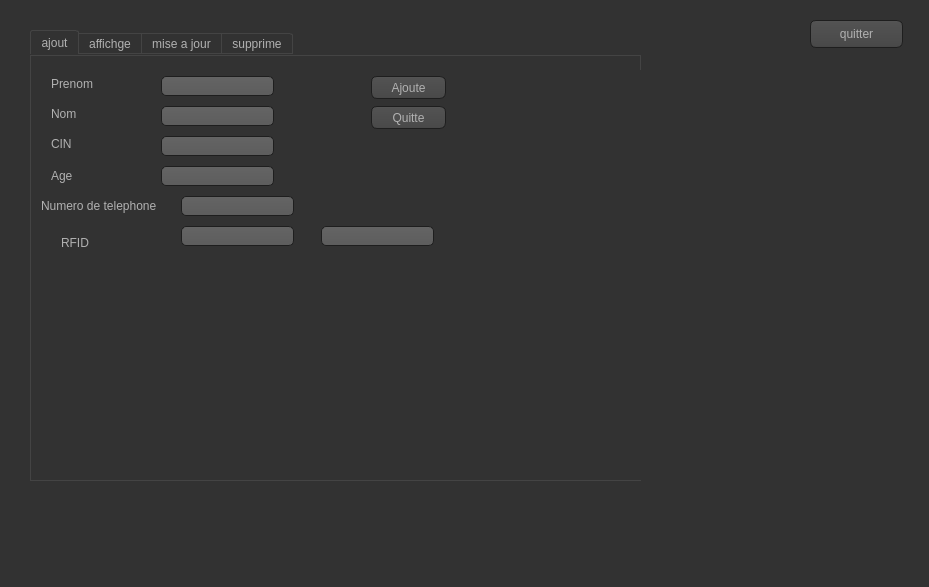
Qt form invite/Gestion_de_invite.ui (dina-boughanmi/projet-C-) before a commit.
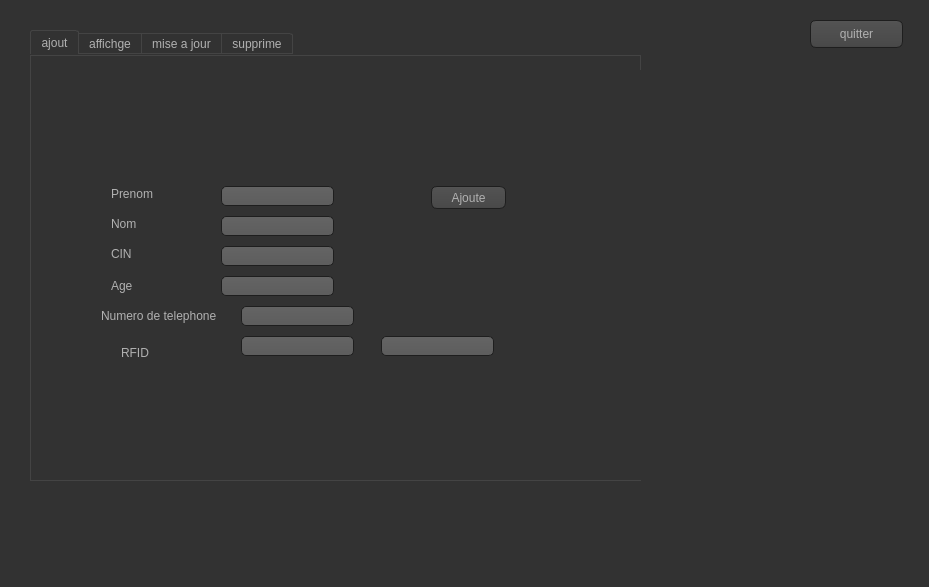
The same form after that commit. Icons and pictures are not drawn.

```diff
--- a/invite/Gestion_de_invite.ui
+++ b/invite/Gestion_de_invite.ui
@@ -504,8 +504,8 @@
      <widget class="QLabel" name="label_3">
       <property name="geometry">
        <rect>
-        <x>20</x>
-        <y>20</y>
+        <x>80</x>
+        <y>130</y>
         <width>61</width>
         <height>16</height>
        </rect>
@@ -985,8 +985,8 @@
      <widget class="QLabel" name="label_4">
       <property name="geometry">
        <rect>
-        <x>20</x>
-        <y>50</y>
+        <x>80</x>
+        <y>160</y>
         <width>61</width>
         <height>16</height>
        </rect>
@@ -1466,8 +1466,8 @@
      <widget class="QLabel" name="label_5">
       <property name="geometry">
        <rect>
-        <x>20</x>
-        <y>110</y>
+        <x>80</x>
+        <y>220</y>
         <width>41</width>
         <height>20</height>
        </rect>
@@ -1947,8 +1947,8 @@
      <widget class="QLabel" name="label_6">
       <property name="geometry">
        <rect>
-        <x>20</x>
-        <y>80</y>
+        <x>80</x>
+        <y>190</y>
         <width>61</width>
         <height>16</height>
        </rect>
@@ -2428,8 +2428,8 @@
      <widget class="QLabel" name="label_8">
       <property name="geometry">
        <rect>
-        <x>10</x>
-        <y>140</y>
+        <x>70</x>
+        <y>250</y>
         <width>131</width>
         <height>20</height>
        </rect>
@@ -2909,8 +2909,8 @@
      <widget class="QLineEdit" name="lineEdit">
       <property name="geometry">
        <rect>
-        <x>130</x>
-        <y>20</y>
+        <x>190</x>
+        <y>130</y>
         <width>113</width>
         <height>20</height>
        </rect>
@@ -3387,8 +3387,8 @@
      <widget class="QLineEdit" name="lineEdit_2">
       <property name="geometry">
        <rect>
-        <x>130</x>
-        <y>50</y>
+        <x>190</x>
+        <y>160</y>
         <width>113</width>
         <height>20</height>
        </rect>
@@ -3865,8 +3865,8 @@
      <widget class="QLineEdit" name="lineEdit_3">
       <property name="geometry">
        <rect>
-        <x>130</x>
-        <y>80</y>
+        <x>190</x>
+        <y>190</y>
         <width>113</width>
         <height>20</height>
        </rect>
@@ -4343,8 +4343,8 @@
      <widget class="QLineEdit" name="lineEdit_4">
       <property name="geometry">
        <rect>
-        <x>130</x>
-        <y>110</y>
+        <x>190</x>
+        <y>220</y>
         <width>113</width>
         <height>20</height>
        </rect>
@@ -4821,8 +4821,8 @@
      <widget class="QPushButton" name="pushButton">
       <property name="geometry">
        <rect>
-        <x>340</x>
-        <y>20</y>
+        <x>400</x>
+        <y>130</y>
         <width>75</width>
         <height>23</height>
        </rect>
@@ -5298,493 +5298,16 @@
       <property name="text">
        <string>Ajoute</string>
       </property>
-     </widget>
-     <widget class="QPushButton" name="pushButton_2">
-      <property name="geometry">
-       <rect>
-        <x>340</x>
-        <y>50</y>
-        <width>75</width>
-        <height>23</height>
-       </rect>
-      </property>
-      <property name="styleSheet">
-       <string notr="true">QCheckBox::indicator:checked, QRadioButton::indicator:checked
-{
-    border: 1px solid #444;
-       background-color: #3995D7;
-}
-
-
-QToolTip
-{
-     border: 1px solid black;
-     background-color:#3995D7;
-     padding: 1px;
-     border-radius: 3px;
-     opacity: 100;
-}
-
-QWidget
-{
-    color: #b1b1b1;
-    background-color: #323232;
-}
-
-QWidget:item:hover
-{
-    background-color: QLinearGradient( x1: 0, y1: 0, x2: 0, y2: 1, stop: 0#3995D7, stop: 1 #ca0619);
-    color: #000000;
-}
-
-QWidget:item:selected
-{
-    background-color: QLinearGradient( x1: 0, y1: 0, x2: 0, y2: 1, stop: 0#3995D7, stop: 1 #d7801a);
-}
-
-QMenuBar::item
-{
-    background: transparent;
-}
-
-QMenuBar::item:selected
-{
-    background: transparent;
-    border: 1px solid#3995D7;
-}
-
-QMenuBar::item:pressed
-{
-    background: #444;
-    border: 1px solid #000;
-    background-color: QLinearGradient(
-        x1:0, y1:0,
-        x2:0, y2:1,
-        stop:1 #212121,
-        stop:0.4 #343434/*,
-        stop:0.2 #343434,
-        stop:0.1#3995D7*/
-    );
-    margin-bottom:-1px;
-    padding-bottom:1px;
-}
-
-QMenu
-{
-    border: 1px solid #000;
-}
-
-QMenu::item
-{
-    padding: 2px 20px 2px 20px;
-}
-
-QMenu::item:selected
-{
-    color: #000000;
-}
-
-QWidget:disabled
-{
-    color: #404040;
-    background-color: #323232;
-}
-
-QAbstractItemView
-{
-    background-color: QLinearGradient( x1: 0, y1: 0, x2: 0, y2: 1, stop: 0 #4d4d4d, stop: 0.1 #646464, stop: 1 #5d5d5d);
-}
-
-QWidget:focus
-{
-    /*border: 2px solid QLinearGradient( x1: 0, y1: 0, x2: 0, y2: 1, stop: 0#3995D7, stop: 1 #d7801a);*/
-}
-
-QLineEdit
-{
-    background-color: QLinearGradient( x1: 0, y1: 0, x2: 0, y2: 1, stop: 0 #4d4d4d, stop: 0 #646464, stop: 1 #5d5d5d);
-    padding: 1px;
-    border-style: solid;
-    border: 1px solid #1e1e1e;
-    border-radius: 5;
-}
-
-QPushButton
-{
-    color: #b1b1b1;
-    background-color: QLinearGradient( x1: 0, y1: 0, x2: 0, y2: 1, stop: 0 #565656, stop: 0.1 #525252, stop: 0.5 #4e4e4e, stop: 0.9 #4a4a4a, stop: 1 #464646);
-    border-width: 1px;
-    border-color: #1e1e1e;
-    border-style: solid;
-    border-radius: 6;
-    padding: 3px;
-    font-size: 12px;
-    padding-left: 5px;
-    padding-right: 5px;
-}
-
-QPushButton:pressed
-{
-    background-color: QLinearGradient( x1: 0, y1: 0, x2: 0, y2: 1, stop: 0 #2d2d2d, stop: 0.1 #2b2b2b, stop: 0.5 #292929, stop: 0.9 #282828, stop: 1 #252525);
-}
-
-QComboBox
-{
-    selection-background-color:#3995D7;
-    background-color: QLinearGradient( x1: 0, y1: 0, x2: 0, y2: 1, stop: 0 #565656, stop: 0.1 #525252, stop: 0.5 #4e4e4e, stop: 0.9 #4a4a4a, stop: 1 #464646);
-    border-style: solid;
-    border: 1px solid #1e1e1e;
-    border-radius: 5;
-}
-
-QComboBox:hover,QPushButton:hover
-{
-    border: 2px solid QLinearGradient( x1: 0, y1: 0, x2: 0, y2: 1, stop: 0#3995D7, stop: 1 #3995D7);
-}
-
-
-QComboBox:on
-{
-    padding-top: 3px;
-    padding-left: 4px;
-    background-color: QLinearGradient( x1: 0, y1: 0, x2: 0, y2: 1, stop: 0 #2d2d2d, stop: 0.1 #2b2b2b, stop: 0.5 #292929, stop: 0.9 #282828, stop: 1 #252525);
-    selection-background-color:#3995D7;
-}
-
-QComboBox QAbstractItemView
-{
-    border: 2px solid darkgray;
-    selection-background-color: QLinearGradient( x1: 0, y1: 0, x2: 0, y2: 1, stop: 0#3995D7, stop: 1 #d7801a);
-}
-
-QComboBox::drop-down
-{
-     subcontrol-origin: padding;
-     subcontrol-position: top right;
-     width: 15px;
-
-     border-left-width: 0px;
-     border-left-color: darkgray;
-     border-left-style: solid; /* just a single line */
-     border-top-right-radius: 3px; /* same radius as the QComboBox */
-     border-bottom-right-radius: 3px;
- }
-
-QComboBox::down-arrow
-{
-     image: url(:/down_arrow.png);
-}
-
-QGroupBox:focus
-{
-border: 2px solid QLinearGradient( x1: 0, y1: 0, x2: 0, y2: 1, stop: 0#3995D7, stop: 1 #d7801a);
-}
-
-QTextEdit:focus
-{
-    border: 2px solid QLinearGradient( x1: 0, y1: 0, x2: 0, y2: 1, stop: 0#3995D7, stop: 1 #d7801a);
-}
-
-QScrollBar:horizontal {
-     border: 1px solid #222222;
-     background: QLinearGradient( x1: 0, y1: 0, x2: 0, y2: 1, stop: 0.0 #121212, stop: 0.2 #282828, stop: 1 #484848);
-     height: 7px;
-     margin: 0px 16px 0 16px;
-}
-
-QScrollBar::handle:horizontal
-{
-      background: QLinearGradient( x1: 0, y1: 0, x2: 1, y2: 0, stop: 0#3995D7, stop: 0.5 #d7801a, stop: 1#3995D7);
-      min-height: 20px;
-      border-radius: 2px;
-}
-
-QScrollBar::add-line:horizontal {
-      border: 1px solid #1b1b19;
-      border-radius: 2px;
-      background: QLinearGradient( x1: 0, y1: 0, x2: 1, y2: 0, stop: 0#3995D7, stop: 1 #d7801a);
-      width: 14px;
-      subcontrol-position: right;
-      subcontrol-origin: margin;
-}
-
-QScrollBar::sub-line:horizontal {
-      border: 1px solid #1b1b19;
-      border-radius: 2px;
-      background: QLinearGradient( x1: 0, y1: 0, x2: 1, y2: 0, stop: 0#3995D7, stop: 1 #d7801a);
-      width: 14px;
-     subcontrol-position: left;
-     subcontrol-origin: margin;
-}
-
-QScrollBar::right-arrow:horizontal, QScrollBar::left-arrow:horizontal
-{
-      border: 1px solid black;
-      width: 1px;
-      height: 1px;
-      background: white;
-}
-
-QScrollBar::add-page:horizontal, QScrollBar::sub-page:horizontal
-{
-      background: none;
-}
-
-QScrollBar:vertical
-{
-      background: QLinearGradient( x1: 0, y1: 0, x2: 1, y2: 0, stop: 0.0 #121212, stop: 0.2 #282828, stop: 1 #484848);
-      width: 7px;
-      margin: 16px 0 16px 0;
-      border: 1px solid #222222;
-}
-
-QScrollBar::handle:vertical
-{
-      background: QLinearGradient( x1: 0, y1: 0, x2: 0, y2: 1, stop: 0#3995D7, stop: 0.5 #d7801a, stop: 1#3995D7);
-      min-height: 20px;
-      border-radius: 2px;
-}
-
-QScrollBar::add-line:vertical
-{
-      border: 1px solid #1b1b19;
-      border-radius: 2px;
-      background: QLinearGradient( x1: 0, y1: 0, x2: 0, y2: 1, stop: 0#3995D7, stop: 1 #d7801a);
-      height: 14px;
-      subcontrol-position: bottom;
-      subcontrol-origin: margin;
-}
-
-QScrollBar::sub-line:vertical
-{
-      border: 1px solid #1b1b19;
-      border-radius: 2px;
-      background: QLinearGradient( x1: 0, y1: 0, x2: 0, y2: 1, stop: 0 #d7801a, stop: 1#3995D7);
-      height: 14px;
-      subcontrol-position: top;
-      subcontrol-origin: margin;
-}
-
-QScrollBar::up-arrow:vertical, QScrollBar::down-arrow:vertical
-{
-      border: 1px solid black;
-      width: 1px;
-      height: 1px;
-      background: white;
-}
-
-
-QScrollBar::add-page:vertical, QScrollBar::sub-page:vertical
-{
-      background: none;
-}
-
-QTextEdit
-{
-    background-color: #242424;
-}
-
-QPlainTextEdit
-{
-    background-color: #242424;
-}
-
-QHeaderView::section
-{
-    background-color: QLinearGradient(x1:0, y1:0, x2:0, y2:1, stop:0 #616161, stop: 0.5 #505050, stop: 0.6 #434343, stop:1 #656565);
-    color: white;
-    padding-left: 4px;
-    border: 1px solid #6c6c6c;
-}
-
-QCheckBox:disabled
-{
-color: #414141;
-}
-
-QDockWidget::title
-{
-    text-align: center;
-    spacing: 3px; /* spacing between items in the tool bar */
-    background-color: QLinearGradient(x1:0, y1:0, x2:0, y2:1, stop:0 #323232, stop: 0.5 #242424, stop:1 #323232);
-}
-
-QDockWidget::close-button, QDockWidget::float-button
-{
-    text-align: center;
-    spacing: 1px; /* spacing between items in the tool bar */
-    background-color: QLinearGradient(x1:0, y1:0, x2:0, y2:1, stop:0 #323232, stop: 0.5 #242424, stop:1 #323232);
-}
-
-QDockWidget::close-button:hover, QDockWidget::float-button:hover
-{
-    background: #242424;
-}
-
-QDockWidget::close-button:pressed, QDockWidget::float-button:pressed
-{
-    padding: 1px -1px -1px 1px;
-}
-
-QMainWindow::separator
-{
-    background-color: QLinearGradient(x1:0, y1:0, x2:0, y2:1, stop:0 #161616, stop: 0.5 #151515, stop: 0.6 #212121, stop:1 #343434);
-    color: white;
-    padding-left: 4px;
-    border: 1px solid #4c4c4c;
-    spacing: 3px; /* spacing between items in the tool bar */
-}
-
-QMainWindow::separator:hover
-{
-
-    background-color: QLinearGradient(x1:0, y1:0, x2:0, y2:1, stop:0 #d7801a, stop:0.5 #b56c17 stop:1#3995D7);
-    color: white;
-    padding-left: 4px;
-    border: 1px solid #6c6c6c;
-    spacing: 3px; /* spacing between items in the tool bar */
-}
-
-QToolBar::handle
-{
-     spacing: 3px; /* spacing between items in the tool bar */
-     background: url(:/images/handle.png);
-}
-
-QMenu::separator
-{
-    height: 2px;
-    background-color: QLinearGradient(x1:0, y1:0, x2:0, y2:1, stop:0 #161616, stop: 0.5 #151515, stop: 0.6 #212121, stop:1 #343434);
-    color: white;
-    padding-left: 4px;
-    margin-left: 10px;
-    margin-right: 5px;
-}
-
-QProgressBar
-{
-    border: 2px solid grey;
-    border-radius: 5px;
-    text-align: center;
-}
-
-QProgressBar::chunk
-{
-    background-color:#3995D7;
-    width: 2.15px;
-    margin: 0.5px;
-}
-
-QTabBar::tab {
-    color: #b1b1b1;
-    border: 1px solid #444;
-    border-bottom-style: none;
-    background-color: #323232;
-    padding-left: 10px;
-    padding-right: 10px;
-    padding-top: 3px;
-    padding-bottom: 2px;
-    margin-right: -1px;
-}
-
-QTabWidget::pane {
-    border: 1px solid #444;
-    top: 1px;
-}
-
-QTabBar::tab:last
-{
-    margin-right: 0; /* the last selected tab has nothing to overlap with on the right */
-    border-top-right-radius: 3px;
-}
-
-QTabBar::tab:first:!selected
-{
- margin-left: 0px; /* the last selected tab has nothing to overlap with on the right */
-
-
-    border-top-left-radius: 3px;
-}
-
-QTabBar::tab:!selected
-{
-    color: #b1b1b1;
-    border-bottom-style: solid;
-    margin-top: 3px;
-    background-color: QLinearGradient(x1:0, y1:0, x2:0, y2:1, stop:1 #212121, stop:.4 #343434);
-}
-
-QTabBar::tab:selected
-{
-    border-top-left-radius: 3px;
-    border-top-right-radius: 3px;
-    margin-bottom: 0px;
-}
-
-QTabBar::tab:!selected:hover
-{
-    /*border-top: 2px solid#3995D7;
-    padding-bottom: 3px;*/
-    border-top-left-radius: 3px;
-    border-top-right-radius: 3px;
-    background-color: QLinearGradient(x1:0, y1:0, x2:0, y2:1, stop:1 #212121, stop:0.4 #343434, stop:0.2 #343434, stop:0.1#3995D7);
-}
-
-QRadioButton::indicator:checked, QRadioButton::indicator:unchecked{
-    color: #b1b1b1;
-    background-color: #323232;
-    border: 1px solid #b1b1b1;
-    border-radius: 6px;
-}
-
-QRadioButton::indicator:checked
-{
-    background-color: qradialgradient(
-        cx: 0.5, cy: 0.5,
-        fx: 0.5, fy: 0.5,
-        radius: 1.0,
-        stop: 0.25#3995D7,
-        stop: 0.3 #323232
-    );
-}
-
-QCheckBox::indicator{
-    color: #b1b1b1;
-    background-color: #323232;
-    border: 1px solid #b1b1b1;
-    width: 9px;
-    height: 9px;
-}
-
-QRadioButton::indicator
-{
-    border-radius: 6px;
-}
-
-QRadioButton::indicator:hover, QCheckBox::indicator:hover
-{
-    border: 1px solid#3995D7;
-}
-
-QCheckBox::indicator:checked
-{
-    image:url(:/images/checkbox.png);
-}
-
-QCheckBox::indicator:disabled, QRadioButton::indicator:disabled
-{
-    border: 1px solid #444;
-}</string>
-      </property>
-      <property name="text">
-       <string>Quitte</string>
+      <property name="icon">
+       <iconset resource="../image/image2.qrc">
+        <normaloff>:/new/prefix1/valider.png</normaloff>:/new/prefix1/valider.png</iconset>
       </property>
      </widget>
      <widget class="QLineEdit" name="lineEdit_5">
       <property name="geometry">
        <rect>
-        <x>150</x>
-        <y>140</y>
+        <x>210</x>
+        <y>250</y>
         <width>113</width>
         <height>20</height>
        </rect>
@@ -6261,8 +5784,8 @@
      <widget class="QLineEdit" name="eeee">
       <property name="geometry">
        <rect>
-        <x>150</x>
-        <y>170</y>
+        <x>210</x>
+        <y>280</y>
         <width>113</width>
         <height>20</height>
        </rect>
@@ -6274,8 +5797,8 @@
      <widget class="QLineEdit" name="eeee_2">
       <property name="geometry">
        <rect>
-        <x>290</x>
-        <y>170</y>
+        <x>350</x>
+        <y>280</y>
         <width>113</width>
         <height>20</height>
        </rect>
@@ -6287,8 +5810,8 @@
      <widget class="QLabel" name="label_16">
       <property name="geometry">
        <rect>
-        <x>30</x>
-        <y>180</y>
+        <x>90</x>
+        <y>290</y>
         <width>47</width>
         <height>14</height>
        </rect>
```
Left out of the diff: 222 changed lines with no effect on the pictures.
